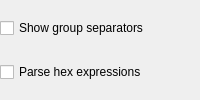
This is calculator_muparser/src/configwidget.ui in albertlauncher/plugins as Qt 5 draws it before an edit. The edited form follows.
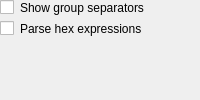
This is the edited form.

Commit message: [calc:mu] Polish config widget

What changed in the file:
```diff
--- a/calculator_muparser/src/configwidget.ui
+++ b/calculator_muparser/src/configwidget.ui
@@ -16,18 +16,36 @@
     <number>0</number>
    </property>
    <item>
+    <layout class="QFormLayout" name="formLayout">
+     <item row="0" column="0">
     <widget class="QCheckBox" name="checkBox_groupsep">
      <property name="text">
+        <string/>
+       </property>
+      </widget>
+     </item>
+     <item row="0" column="1">
+      <widget class="QLabel" name="label">
+       <property name="text">
       <string>Show group separators</string>
      </property>
     </widget>
    </item>
-   <item>
-    <widget class="QCheckBox" name="checkBox_hexparsing">
+     <item row="1" column="1">
+      <widget class="QLabel" name="label_2">
      <property name="text">
       <string>Parse hex expressions</string>
      </property>
     </widget>
+     </item>
+     <item row="1" column="0">
+      <widget class="QCheckBox" name="checkBox_hexparsing">
+       <property name="text">
+        <string/>
+       </property>
+      </widget>
+     </item>
+    </layout>
    </item>
   </layout>
  </widget>
```
Lines whose indentation alone changed are shown as unchanged.
